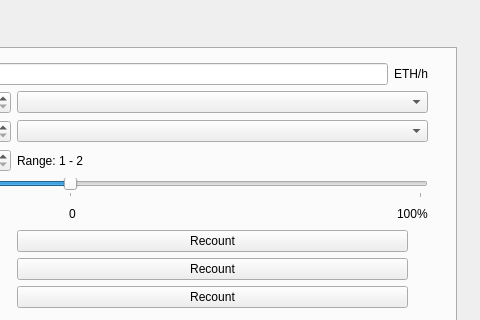
Qt form gui/view/AppMainWindow.ui (golemfactory/clay) before a commit; both pictures show x 720 to 1200 and y 0 to 320 of the 1200 by 785 pixel window.
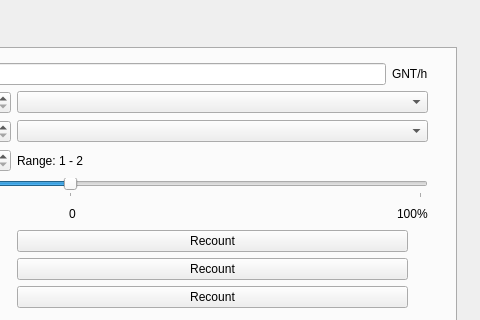
The same form after that commit. The open tabs and pages were chosen to show the change. Icons and pictures are not drawn. Custom widgets are drawn as their Qt base class.

Diff of the .ui file:
```diff
--- a/gui/view/AppMainWindow.ui
+++ b/gui/view/AppMainWindow.ui
@@ -1946,7 +1946,7 @@
                          <string>ETH per an hour of computation</string>
                         </property>
                         <property name="text">
-                         <string>ETH/h</string>
+                         <string>GNT/h</string>
                         </property>
                        </widget>
                       </item>
```
Left out of the diff: 10 changed lines with no effect on the pictures.
